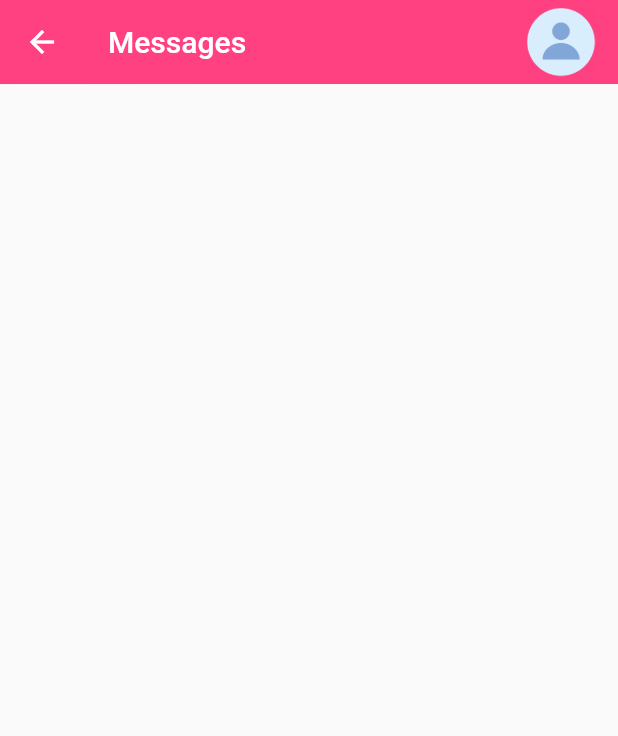
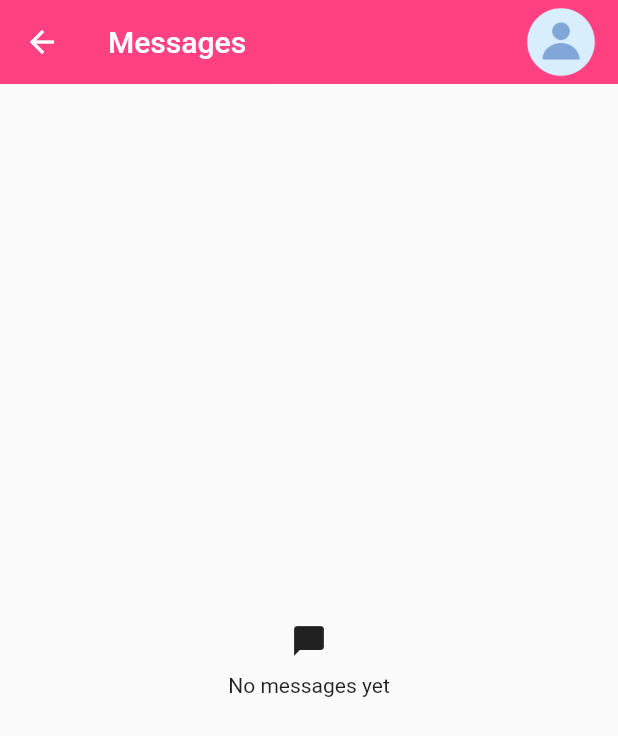
Before and after one commit to DAB-Co/jam-mobile, a Flutter app: the Messages screen opened by its route, on a phone screen of 412 x 824 dp. Shown: the top 736 px of the screen. Run offline on Flutter 3.47's test engine with Material 2 defaults, Android fonts, the light colour scheme and no system bars; our stand-ins replace hive, hive_flutter, shared_preferences; missing offline and left inert: mqtt_client; accounts and stored records are empty.

Commit message:
added text if there are no chat messages

```diff
--- a/lib/pages/messages.dart
+++ b/lib/pages/messages.dart
@@ -33,6 +33,16 @@ class _MessagesState extends State<Messages> {
           builder: (context, Box<ChatPair> box, widget) {
             List<ChatPair> chats = box.values.toList().cast();
             chats.sort();
+            if (chats.length == 0) {
+              return Center(child: Column(
+                mainAxisAlignment: MainAxisAlignment.center,
+                children: [
+                  Icon(Icons.messenger_outlined),
+                  SizedBox(height: 10),
+                  Text("No messages yet"),
+                ],
+              ));
+            }
             return ListView.separated(
               itemBuilder: (context, index) => Padding(
                 padding: EdgeInsets.only(top: 5, bottom: 5),
```
